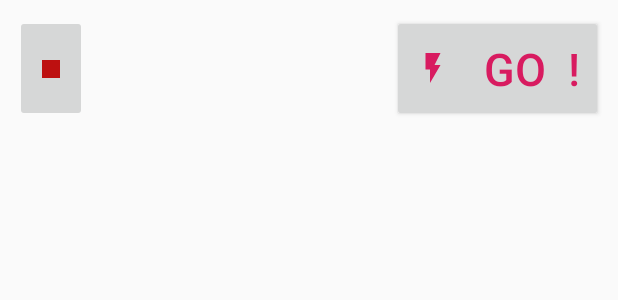
After one commit to Pilaba/Chispitas-Cheat, an Android app: the layout overlay_widget.xml on its own in the app's theme, with its tools: preview values and no code run, on a phone screen of 412 x 824 dp. The commit adds this screen. Shown: the top 300 px of the screen. Run offline under Robolectric (Android 15) with nearby library versions, the light colour scheme and no system bars.

```diff
--- a/App Movil/AppChida/app/src/main/AndroidManifest.xml
+++ b/App Movil/AppChida/app/src/main/AndroidManifest.xml
@@ -4,6 +4,7 @@
 
     <uses-permission android:name="android.permission.READ_EXTERNAL_STORAGE" />
     <uses-permission android:name="android.permission.WRITE_EXTERNAL_STORAGE" />
+    <uses-permission android:name="android.permission.SYSTEM_ALERT_WINDOW"/>
 
     <application
         android:allowBackup="true"
--- /dev/null
+++ b/App Movil/AppChida/app/src/main/res/drawable/go.xml
@@ -0,0 +1,5 @@
+<vector android:height="24dp" android:tint="@color/colorAccent"
+    android:viewportHeight="24.0" android:viewportWidth="24.0"
+    android:width="24dp" xmlns:android="http://schemas.android.com/apk/res/android">
+    <path android:fillColor="#FF000000" android:pathData="M7,2v11h3v9l7,-12h-4l4,-8z"/>
+</vector>
--- /dev/null
+++ b/App Movil/AppChida/app/src/main/res/drawable/stop.xml
@@ -0,0 +1,5 @@
+<vector android:height="24dp" android:tint="#BD1010"
+    android:viewportHeight="24.0" android:viewportWidth="24.0"
+    android:width="24dp" xmlns:android="http://schemas.android.com/apk/res/android">
+    <path android:fillColor="#FF000000" android:pathData="M6,6h12v12H6z"/>
+</vector>
--- /dev/null
+++ b/App Movil/AppChida/app/src/main/res/layout/overlay_widget.xml
@@ -0,0 +1,35 @@
+<?xml version="1.0" encoding="utf-8"?>
+<android.support.constraint.ConstraintLayout
+    xmlns:android="http://schemas.android.com/apk/res/android"
+    xmlns:app="http://schemas.android.com/apk/res-auto"
+    xmlns:tools="http://schemas.android.com/tools"
+    android:layout_width="match_parent"
+    android:layout_height="wrap_content"
+    android:background="@android:color/transparent"
+    android:id="@+id/ROOT">
+
+    <ImageButton android:id="@+id/STOP"
+        android:src="@drawable/stop"
+        android:layout_width="48dp"
+        android:layout_height="0dp"
+        android:layout_margin="10dp"
+        android:padding="10dp"
+        app:layout_constraintBottom_toBottomOf="parent"
+        app:layout_constraintStart_toStartOf="parent"
+        app:layout_constraintTop_toTopOf="parent" />
+
+    <Button
+        android:id="@+id/GO"
+        android:layout_width="wrap_content"
+        android:layout_height="wrap_content"
+        android:layout_margin="10dp"
+        android:drawableStart="@drawable/go"
+        android:padding="15dp"
+        android:text="   GO  !"
+        android:textColor="@color/colorAccent"
+        android:textSize="30sp"
+        app:layout_constraintBottom_toBottomOf="parent"
+        app:layout_constraintEnd_toEndOf="parent"
+        app:layout_constraintTop_toTopOf="parent" />
+
+</android.support.constraint.ConstraintLayout>
--- a/App Movil/AppChida/app/src/main/res/values/strings.xml
+++ b/App Movil/AppChida/app/src/main/res/values/strings.xml
@@ -1,3 +1,3 @@
 <resources>
-    <string name="app_name">On Toy</string>
+    <string name="app_name">On Toy V2</string>
 </resources>
```
Also changed, not shown: App Movil/AppChida/app/src/main/java/app/appchida/com/appchida/MainActivity.kt (+43 -4 lines), App Movil/AppChida/app/src/main/java/app/appchida/com/appchida/MyService.kt (+113 -72 lines), App Movil/AppChida/app/src/main/res/drawable/custom_btn.xml (added, +9 -0 lines).
